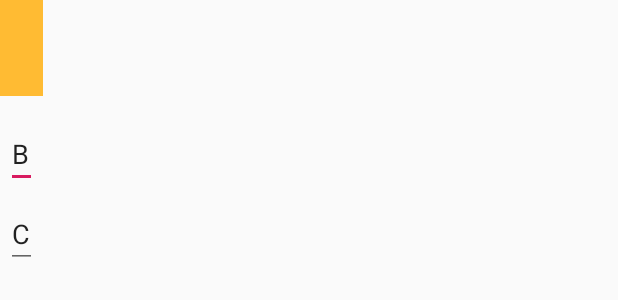
After one commit to Pulkit-Marlin/Outlab-9, an Android app: the layout dialogue1.xml on its own in the app's theme, with its tools: preview values and no code run, on a phone screen of 412 x 824 dp. The commit adds this screen. Shown: the top 300 px of the screen. Run offline under Robolectric (Android 15) with nearby library versions, the phone set to English and light mode, and no system bars.

```diff
--- /dev/null
+++ b/app/src/main/res/layout/dialogue1.xml
@@ -0,0 +1,31 @@
+
+<LinearLayout xmlns:android="http://schemas.android.com/apk/res/android"
+    android:orientation="vertical"
+    android:layout_width="wrap_content"
+    android:layout_height="wrap_content">
+    <ImageView
+        android:layout_width="match_parent"
+        android:layout_height="64dp"
+        android:scaleType="center"
+        android:background="#FFFFBB33"
+        android:contentDescription="A" />
+    <EditText
+        android:id="@+id/username"
+        android:layout_width="match_parent"
+        android:layout_height="wrap_content"
+        android:layout_marginTop="16dp"
+        android:layout_marginLeft="4dp"
+        android:layout_marginRight="4dp"
+        android:layout_marginBottom="4dp"
+        android:text="B" />
+    <EditText
+        android:id="@+id/password"
+        android:layout_width="match_parent"
+        android:layout_height="wrap_content"
+        android:layout_marginTop="4dp"
+        android:layout_marginLeft="4dp"
+        android:layout_marginRight="4dp"
+        android:layout_marginBottom="16dp"
+        android:fontFamily="sans-serif"
+        android:text="C"/>
+</LinearLayout>
```
Also changed, not shown: app/src/main/java/com/example/outlab_9/MainActivity.java (+123 -1 lines), app/src/main/java/com/example/outlab_9/db/TaskContract.java (added, +16 -0 lines), app/src/main/java/com/example/outlab_9/db/TaskDbHelper.java (added, +29 -0 lines), app/src/main/res/layout/activity_main.xml (+3 -7 lines), app/src/main/res/layout/item_todo.xml (added, +24 -0 lines), app/src/main/res/menu/main_menu.xml (added, +9 -0 lines).
